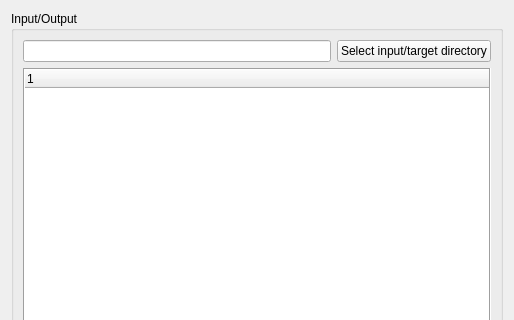
Before: the Qt Designer form mpl_data_cast/gui/widget_tree.ui in GuckLab/MPL-Data-Cast, drawn with Qt 5; both pictures show x 0 to 514 and y 0 to 320 of the 514 by 516 pixel window.
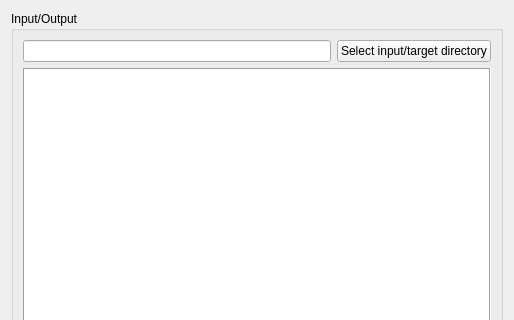
After: the same form once the commit is applied.

Commit message: enh: display the actual directory tree instead of a table

```diff
--- a/mpl_data_cast/gui/widget_tree.ui
+++ b/mpl_data_cast/gui/widget_tree.ui
@@ -66,7 +66,7 @@
        </layout>
       </item>
       <item>
-       <widget class="QTreeWidget" name="treeWidget">
+       <widget class="QTreeView" name="treeView">
         <property name="acceptDrops">
          <bool>true</bool>
         </property>
@@ -94,32 +94,18 @@
         <property name="textElideMode">
          <enum>Qt::ElideRight</enum>
         </property>
-        <property name="indentation">
-         <number>5</number>
-        </property>
         <property name="uniformRowHeights">
          <bool>true</bool>
         </property>
-        <property name="columnCount">
-         <number>1</number>
+        <property name="sortingEnabled">
+         <bool>true</bool>
         </property>
-        <property name="topLevelItemCount" stdset="0">
-         <number>0</number>
-        </property>
-        <attribute name="headerVisible">
+        <property name="animated">
          <bool>true</bool>
-        </attribute>
-        <attribute name="headerCascadingSectionResizes">
-         <bool>false</bool>
-        </attribute>
+        </property>
         <attribute name="headerDefaultSectionSize">
-         <number>125</number>
+         <number>200</number>
         </attribute>
-        <column>
-         <property name="text">
-          <string notr="true">1</string>
-         </property>
-        </column>
        </widget>
       </item>
       <item>
```
The commit also changes 9 other files.
